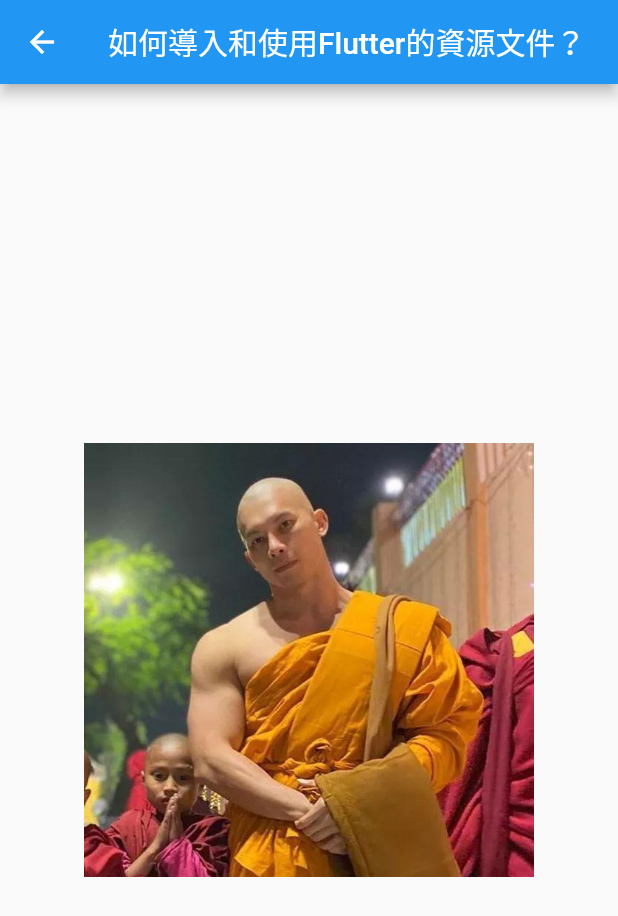
After one commit to frank575/pp, a Flutter app: the ResPage screen opened by its route, on a phone screen of 412 x 824 dp. The commit adds this screen. Shown: the top 916 px of the screen. Run offline on Flutter 3.47's test engine with Material 2 defaults, Android fonts, the light colour scheme and no system bars; missing offline and left inert: flutter_color.

Commit message:
feat(flutter_app): 新增ResPage

```diff
--- a/dart/flutter_app/lib/main.dart
+++ b/dart/flutter_app/lib/main.dart
@@ -2,7 +2,9 @@ import 'package:flutter/material.dart';
 import 'package:flutter_app/gesture_page.dart';
 import 'package:flutter_app/less_group_page.dart';
 import 'package:flutter_app/plguin_use.dart';
+import 'package:flutter_app/res_page.dart';
 import 'package:flutter_app/stateful_group_page.dart';
+
 import 'flutter_layout_page.dart';
 
 void main() => runApp(MyApp());
@@ -24,6 +26,7 @@ class MyApp extends StatelessWidget {
           'full': (context) => StatefulGroup(),
           'layout': (context) => FlutterLayoutPage(),
           'gesture': (context) => GesturePage(),
+          'res': (context) => ResPage(),
         });
   }
 }
@@ -53,6 +56,7 @@ class _RootNavigatorState extends State<RootNavigator> {
           _item('StatefulWidget與基礎組件', StatefulGroup(), 'full'),
           _item('如何進行Flutter布局開發', FlutterLayoutPage(), 'layout'),
           _item('如何檢測用戶手勢以及處理點擊事件？', GesturePage(), 'gesture'),
+          _item('如何導入和使用Flutter的資源文件？', ResPage(), 'res'),
         ],
       ),
     );
--- /dev/null
+++ b/dart/flutter_app/lib/res_page.dart
@@ -0,0 +1,41 @@
+import 'package:flutter/cupertino.dart';
+import 'package:flutter/material.dart';
+import 'package:flutter_color/flutter_color.dart';
+
+//如何導入和使用Flutter的資源文件？
+class ResPage extends StatelessWidget {
+  @override
+  Widget build(BuildContext context) {
+    return Scaffold(
+      appBar: AppBar(
+        title: Text('如何導入和使用Flutter的資源文件？'),
+        leading: GestureDetector(
+            onTap: () {
+              Navigator.pop(context);
+            },
+            child: Icon(Icons.arrow_back)),
+      ),
+      body: Center(
+        child: Column(
+          mainAxisAlignment: MainAxisAlignment.center,
+          children: [
+            Image(
+                width: 300, height: 300, image: AssetImage('images/monk.jpeg'))
+          ],
+        ),
+      ),
+    );
+  }
+
+  _text(String text) {
+    return Column(
+      children: [
+        Text(
+          text,
+          style: TextStyle(color: HexColor('#ff0000')),
+        ),
+        Padding(padding: EdgeInsets.only(top: 5)),
+      ],
+    );
+  }
+}
--- a/dart/flutter_app/pubspec.yaml
+++ b/dart/flutter_app/pubspec.yaml
@@ -24,6 +24,7 @@ dependencies:
   flutter:
     sdk: flutter
   flutter_color: ^2.0.0
+  url_launcher: ^6.0.4
 
 
   # The following adds the Cupertino Icons font to your application.
@@ -46,9 +47,8 @@ flutter:
   uses-material-design: true
 
   # To add assets to your application, add an assets section, like this:
-  # assets:
-  #   - images/a_dot_burr.jpeg
-  #   - images/a_dot_ham.jpeg
+  assets:
+    - images/monk.jpeg
 
   # An image asset can refer to one or more resolution-specific "variants", see
   # https://flutter.dev/assets-and-images/#resolution-aware.
```
Also changed, not shown: dart/flutter_app/images/monk.jpeg (added).
